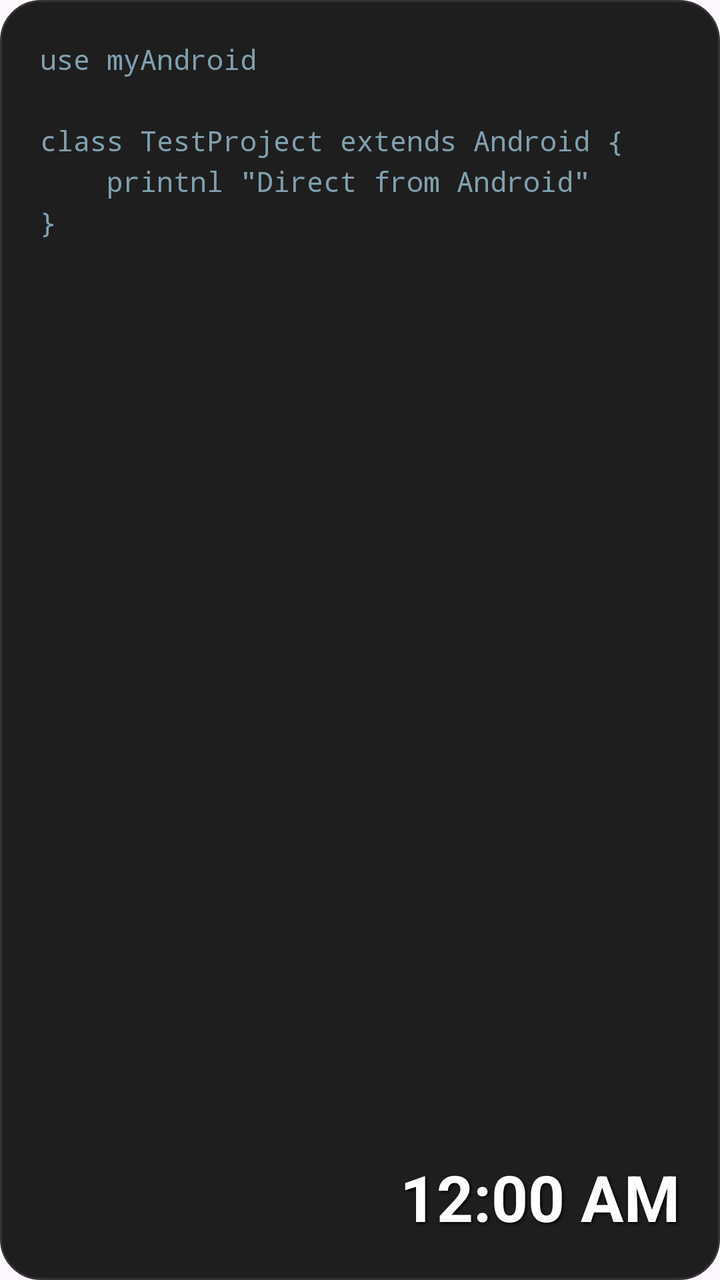
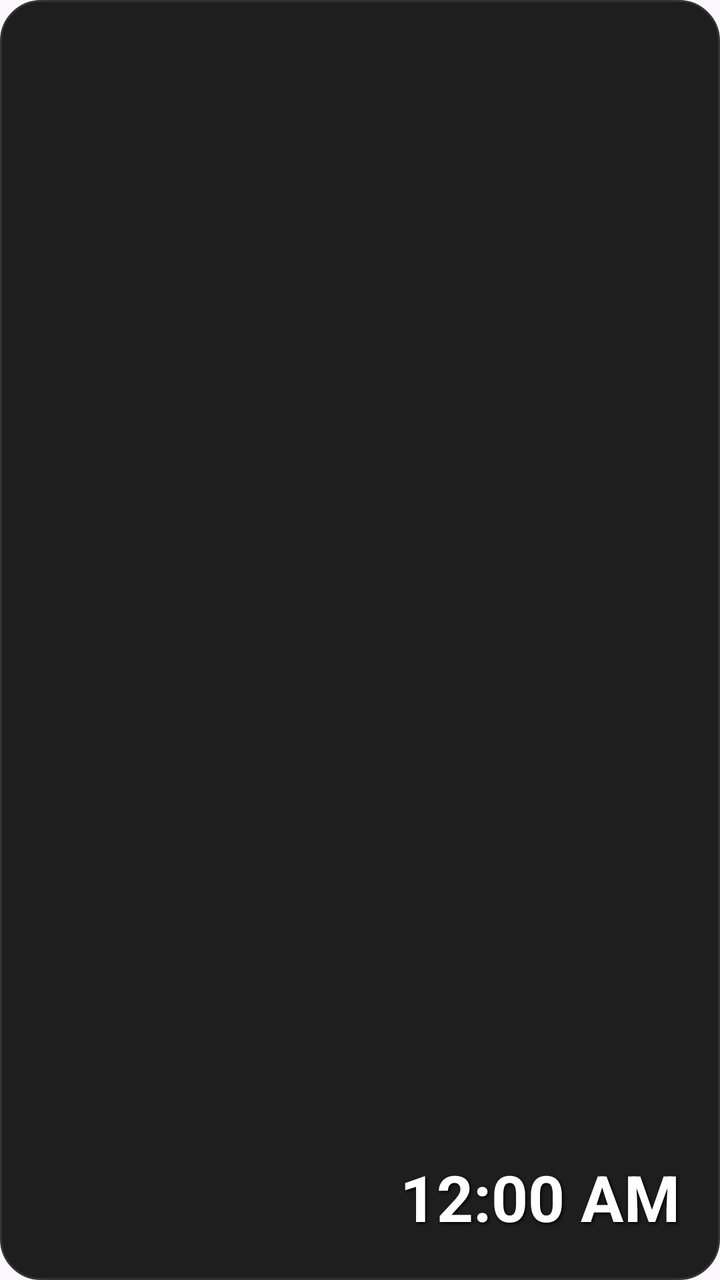

Two renders of the same Android screen: before a commit and after it. Below are the layout's source before the change and the commit's diff.
<!-- AndroidManifest.xml: application theme Theme.TestProject -->
<!-- res/layout/elpl_widget.xml -->
<?xml version="1.0" encoding="utf-8"?>
<RelativeLayout xmlns:android="http://schemas.android.com/apk/res/android"
    android:layout_width="match_parent"
    android:layout_height="match_parent"
    android:background="@drawable/widget_bg"
    android:padding="20dp">

    
    <TextView
        android:id="@+id/elpl_code_text"
        android:layout_width="match_parent"
        android:layout_height="match_parent"
        android:fontFamily="monospace"
        android:text="use myAndroid\n\nclass TestProject extends Android {\n    printnl &quot;Direct from Android&quot;\n}"
        android:textColor="#80A0B0"
        android:textSize="14sp"
        android:lineSpacingExtra="4dp" />

    
    <TextClock
        android:id="@+id/live_clock"
        android:layout_width="wrap_content"
        android:layout_height="wrap_content"
        android:layout_alignParentBottom="true"
        android:layout_alignParentEnd="true"
        android:format12Hour="h:mm a"
        android:format24Hour="HH:mm"
        android:textColor="#FFFFFF"
        android:textSize="32sp"
        android:textStyle="bold"
        android:shadowColor="#000000"
        android:shadowDx="2"
        android:shadowDy="2"
        android:shadowRadius="4" />

</RelativeLayout>
<!-- resources referenced by this layout -->
<resources>
  <!-- drawable widget_bg (drawable) -->
  <?xml version="1.0" encoding="utf-8"?>
  <shape xmlns:android="http://schemas.android.com/apk/res/android">
      <solid android:color="#1E1E1E"/> 
      <corners android:radius="20dp"/>
      <stroke android:width="1dp" android:color="#333333"/>
  </shape>
  <style name="Theme.TestProject" parent="Theme.Material3.DayNight.NoActionBar" />
</resources>

<!-- the commit's change to res/layout/elpl_widget.xml (unified diff, before → after) -->
@@ -11,8 +11,7 @@
         android:layout_width="match_parent"
         android:layout_height="match_parent"
         android:fontFamily="monospace"
-        android:text="use myAndroid\n\nclass TestProject extends Android {\n    printnl &quot;Direct from Android&quot;\n}"
-        android:textColor="#80A0B0"
+        android:textColor="#ABB2BF"
         android:textSize="14sp"
         android:lineSpacingExtra="4dp" />
 
